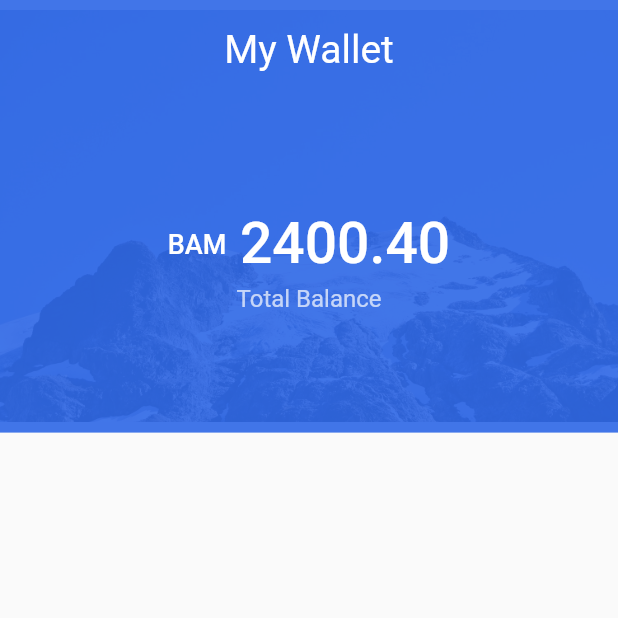
After one commit to Danis96/MyWallet-Flutter, a Flutter app: the HomePage screen opened directly, on a phone screen of 412 x 824 dp, the top half of it. The commit adds this screen. Run offline on Flutter 3.47's test engine with Material 2 defaults, Android fonts, the phone set to English and light mode, and no system bars; our stand-ins replace firebase_auth, firebase_core, flutter_spinkit, rflutter_alert; accounts and stored records are empty.

Commit message:
home top container

```diff
--- a/lib/app/utils/color_helper.dart
+++ b/lib/app/utils/color_helper.dart
@@ -8,6 +8,7 @@ enum ColorHelper {
   walletPurple,
   walletGreenLight,
   walletGrey,
+  walletBlue,
 }
 
 extension ColorExtension on ColorHelper {
@@ -18,11 +19,13 @@ extension ColorExtension on ColorHelper {
       case ColorHelper.walletBlack:
         return Colors.black;
       case ColorHelper.walletPurple:
-        return Color.fromRGBO(74, 73, 120, 1.0);
+        return const Color.fromRGBO(74, 73, 120, 1.0);
       case ColorHelper.walletGreenLight:
-        return Color.fromRGBO(35, 195, 143, 1.0);
+        return const Color.fromRGBO(35, 195, 143, 1.0);
       case ColorHelper.walletGrey:
-        return Color.fromRGBO(176, 176, 183, 1.0);
+        return const Color.fromRGBO(176, 176, 183, 1.0);
+      case ColorHelper.walletBlue:
+        return const Color.fromRGBO(45, 103, 230, 1.0);
     }
     return Colors.white;
   }
--- /dev/null
+++ b/lib/app/view/home/page/home_page.dart
@@ -0,0 +1,17 @@
+import 'package:flutter/material.dart';
+import 'package:wallet/app/utils/size_config.dart';
+import 'package:wallet/app/view/home/widgets/home_top_background_container.dart';
+
+class HomePage extends StatelessWidget {
+  @override
+  Widget build(BuildContext context) {
+    SizeConfig().init(context);
+    return Scaffold(
+      body: ListView(
+        children: <Widget>[
+          topBackgroundContainer(),
+        ],
+      ),
+    );
+  }
+}
--- /dev/null
+++ b/lib/app/view/home/widgets/home_top_background_container.dart
@@ -0,0 +1,91 @@
+import 'package:flutter/material.dart';
+import 'package:wallet/app/utils/color_helper.dart';
+import 'package:wallet/app/utils/size_config.dart';
+
+Widget topBackgroundContainer() {
+  return Stack(
+    children: <Widget>[
+      Container(
+        child: Image.asset(
+          'assets/forest.jpg',
+          height: SizeConfig.blockSizeVertical * 35,
+          width: SizeConfig.blockSizeHorizontal * 100,
+        ),
+        decoration: const BoxDecoration(
+          borderRadius: BorderRadius.only(
+            bottomLeft: Radius.circular(18.0),
+            bottomRight: Radius.circular(18.0),
+          ),
+        ),
+      ),
+      Container(
+        height: SizeConfig.blockSizeVertical * 35,
+        decoration: BoxDecoration(
+          color: ColorHelper.walletBlue.color.withOpacity(0.9),
+        ),
+      ),
+      Container(
+        child: Row(
+          mainAxisAlignment: MainAxisAlignment.center,
+          children: <Widget>[
+            Container(
+              padding: const EdgeInsets.all(18.0),
+              child: Text(
+                'My Wallet',
+                style: TextStyle(
+                  color: ColorHelper.walletWhite.color,
+                  fontSize: 26,
+                ),
+              ),
+            ),
+          ],
+        ),
+      ),
+      Container(
+        margin: EdgeInsets.only(top: SizeConfig.blockSizeVertical * 17),
+        child: Row(
+          mainAxisAlignment: MainAxisAlignment.center,
+          children: <Widget>[
+            Container(
+              child: Text(
+                'BAM  ',
+                style: TextStyle(
+                  color: ColorHelper.walletWhite.color,
+                  fontSize: 18,
+                  fontWeight: FontWeight.w500,
+                ),
+              ),
+            ),
+            Container(
+              child: Text(
+                '2400.40',
+                style: TextStyle(
+                  color: ColorHelper.walletWhite.color,
+                  fontSize: 38,
+                  fontWeight: FontWeight.w500,
+                ),
+              ),
+            ),
+          ],
+        ),
+      ),
+      Container(
+        margin: EdgeInsets.only(top: SizeConfig.blockSizeVertical * 23),
+        child: Row(
+          mainAxisAlignment: MainAxisAlignment.center,
+          children: <Widget>[
+            Container(
+              child: Text(
+                'Total Balance',
+                style: TextStyle(
+                  color: ColorHelper.walletWhite.color.withOpacity(0.7),
+                  fontSize: 16,
+                ),
+              ),
+            ),
+          ],
+        ),
+      ),
+    ],
+  );
+}
--- a/lib/app/view/login/page/login_page.dart
+++ b/lib/app/view/login/page/login_page.dart
@@ -104,7 +104,10 @@ class LoginPage extends StatelessWidget {
             );
           } else {
             Navigator.of(context).pop();
-            Navigator.of(context).pushNamedAndRemoveUntil(Home, (_) => false);
+            Navigator.of(context).pushNamedAndRemoveUntil(
+              Home,
+              (_) => false,
+            );
           }
         },
       );
--- a/lib/routing/route_generator.dart
+++ b/lib/routing/route_generator.dart
@@ -1,5 +1,6 @@
 import 'package:flutter/material.dart';
 import 'package:wallet/app/utils/navigation_animations.dart';
+import 'package:wallet/app/view/home/page/home_page.dart';
 import 'package:wallet/app/view/login/page/login_page.dart';
 import 'package:wallet/app/view/registration/page/register_page.dart';
 import 'package:wallet/routing/routes.dart';
@@ -15,8 +16,8 @@ class RouteGenerator {
         return SlideAnimationTween(widget: LoginPage());
       case SignUp:
         return SlideAnimationTween(widget: RegistrationPage());
-        case Home:
-        return SlideAnimationTween(widget: Container());
+      case Home:
+        return SlideAnimationTween(widget: HomePage());
       default:
         return _errorRoute();
     }
```
Also changed, not shown: assets/forest.jpg (added), lib/routing/routes.dart (line endings or trailing spaces), 1 other file.
